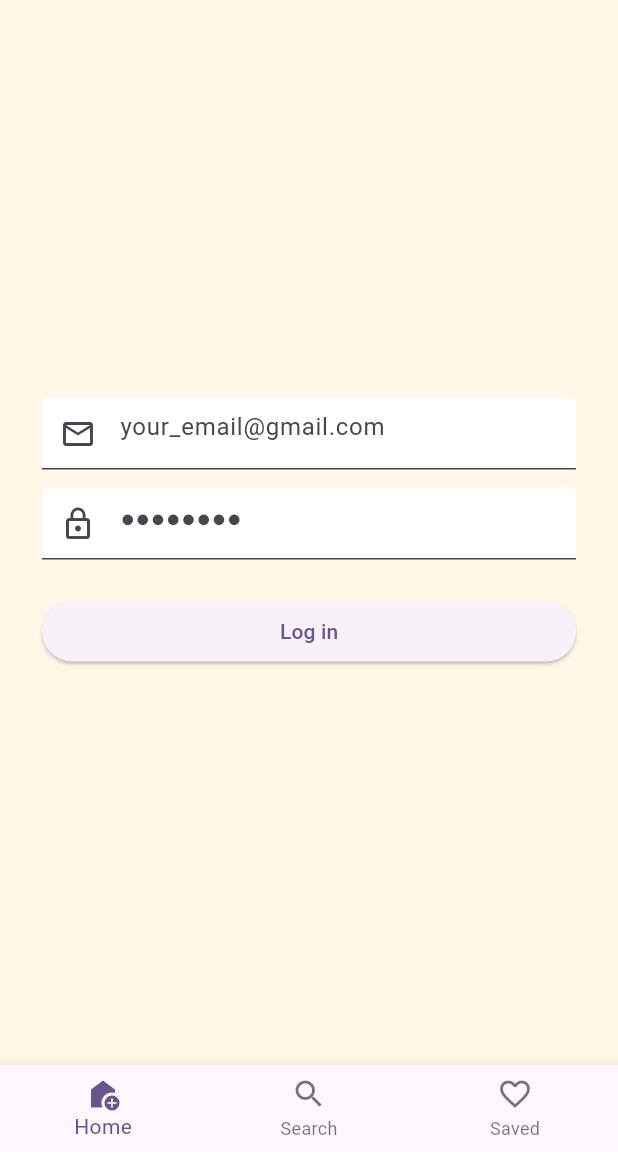
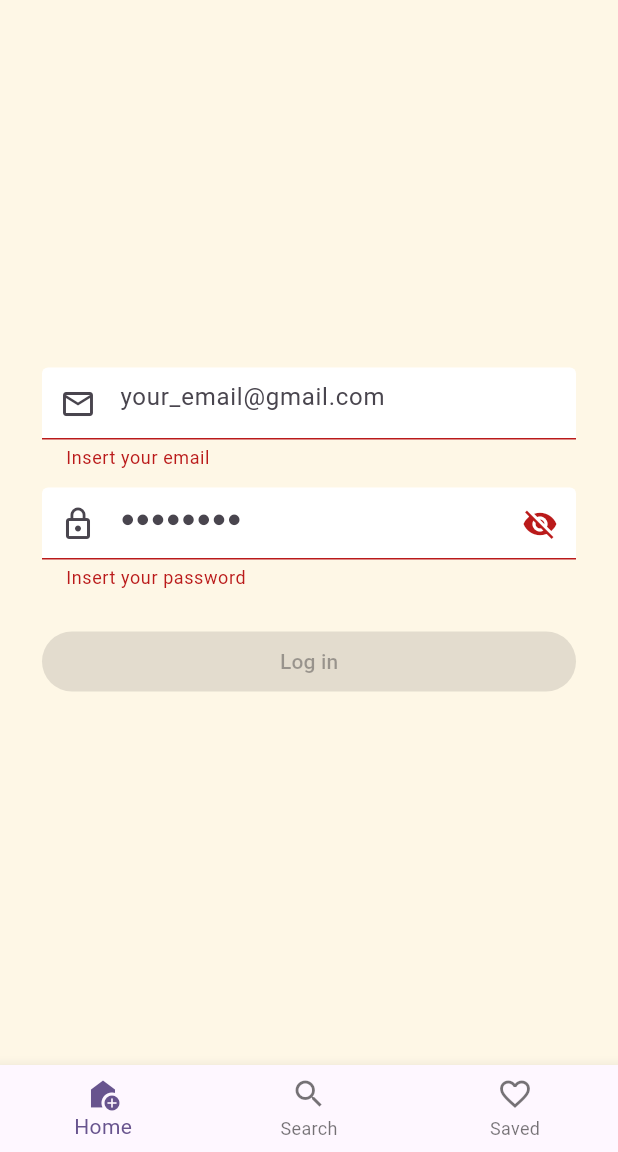
Before and after one commit to Moviles-2025-2-Grupo-Chevere/TalentBridge, a Flutter app: the screen it shows after launch, after a tap on "Login", on a phone screen of 412 x 824 dp, the part 84-1236 px from its top. Run offline on Flutter 3.47's test engine with Material 3 defaults, Android fonts, the phone set to English and light mode, and no system bars.

Commit message:
Feature: login form with gmail-only validation, password visibility toggle, and button enabled on valid state (robust revalidation)"

```diff
--- a/talent_bridge_fl/lib/views/login/login.dart
+++ b/talent_bridge_fl/lib/views/login/login.dart
@@ -22,6 +22,7 @@ String? _password(String? v, {int min = 8, int max = 64}) {
   return null;
 }
 
+// ---------- LOGIN SCREEN ----------
 class Login extends StatefulWidget {
   const Login({ super.key });
 
@@ -30,47 +31,79 @@ class Login extends StatefulWidget {
 }
 
 class _LoginState extends State<Login> {
-
-  // Form key so can call validate() on all fields at once
   final _formKey = GlobalKey<FormState>();
   final _emailCtrl = TextEditingController();
   final _passCtrl = TextEditingController();
 
+  // Button enable + password visibility
+  final _isValid = ValueNotifier<bool>(false);
+  final _obscure = ValueNotifier<bool>(true);
+
+  @override
+  void initState() {
+    super.initState();
+
+    // Revalidate whenever text changes (covers typing AND most pastes)
+    _emailCtrl.addListener(_revalidate);
+    _passCtrl.addListener(_revalidate);
+
+    // Also revalidate right after the first frame.
+    // This catches cases where autofill sets values without firing listeners immediately.
+    WidgetsBinding.instance.addPostFrameCallback((_) => _revalidate());
+  }
 
   @override
   void dispose() {
-    // Always disposing controllers to free resources
     _emailCtrl.dispose();
     _passCtrl.dispose();
+    _isValid.dispose();
+    _obscure.dispose();
     super.dispose();
+  }
+
+  void _revalidate() {
+    final ok = _formKey.currentState?.validate() ?? false;
+    if (ok != _isValid.value) _isValid.value = ok;
+  }
+
+  void _submit() {
+    if (_formKey.currentState?.validate() ?? false) {
+      final m = ScaffoldMessenger.of(context);
+      m.hideCurrentSnackBar();
+      m.showSnackBar(
+        const SnackBar(content: Text('Valid Forms Ready to Authenticate')),
+      );
+      // Next: plug real auth here.
+    }
   }
 
   @override
   Widget build(BuildContext context){
     return Scaffold(
-      backgroundColor: const Color(0xFFFEF7E6), // bg
+      backgroundColor: const Color(0xFFFEF7E6),
       body: SafeArea(
-        // SafeArea keeps content away from notches/status bars
         child: Center(
           child: SingleChildScrollView(
-            // Allows scrolling when the keyboard opens on small screens
             padding: const EdgeInsets.symmetric(horizontal: 28, vertical: 16),
             child: Form(
               key: _formKey,
-              // Show validation errors as the user interacts
               autovalidateMode: AutovalidateMode.onUserInteraction,
+              // Group fields so platform autofill behaves correctly
+              child: AutofillGroup(
                 child: Column(
-                crossAxisAlignment: CrossAxisAlignment.stretch, // full-width button
+                  crossAxisAlignment: CrossAxisAlignment.stretch,
                   children: [
 
 
-                  // ---------- EMAIL FIELD ----------
+                    // ---------- EMAIL ----------
                     TextFormField(
                       controller: _emailCtrl,
                       keyboardType: TextInputType.emailAddress,
+                      textInputAction: TextInputAction.next,
+                      autofillHints: const [AutofillHints.email],
                       inputFormatters: [
-                      LengthLimitingTextInputFormatter(254),         // max 254 chars
-                      FilteringTextInputFormatter.deny(RegExp(r'\s')) // no spaces
+                        LengthLimitingTextInputFormatter(254),
+                        FilteringTextInputFormatter.deny(RegExp(r'\s')),
                       ],
                       decoration: const InputDecoration(
                         hintText: 'your_email@gmail.com',
@@ -78,41 +111,55 @@ class _LoginState extends State<Login> {
                         filled: true,
                         fillColor: Colors.white,
                       ),
-                    validator: _gmailOnly, // uses the validator above
+                      validator: _gmailOnly,
+
+                      // NEW: make sure we revalidate on any edit/IME event
+                      onChanged: (_) => _revalidate(),
+                      onEditingComplete: _revalidate,
                     ),
                     const SizedBox(height: 12),
 
-                  // ---------- PASSWORD FIELD ----------
-                  TextFormField(
+                    // ---------- PASSWORD (with eye toggle) ----------
+                    ValueListenableBuilder<bool>(
+                      valueListenable: _obscure,
+                      builder: (_, isObscure, __) => TextFormField(
                         controller: _passCtrl,
-                    obscureText: true, // hidden; we'll add the eye toggle in Step 4
-                    inputFormatters: [LengthLimitingTextInputFormatter(64)], // max 64 chars
-                    decoration: const InputDecoration(
+                        obscureText: isObscure,
+                        textInputAction: TextInputAction.done,
+                        autofillHints: const [AutofillHints.password],
+                        inputFormatters: [LengthLimitingTextInputFormatter(64)],
+                        decoration: InputDecoration(
                           hintText: '●●●●●●●●',
-                      prefixIcon: Icon(Icons.lock_outline),
+                          prefixIcon: const Icon(Icons.lock_outline),
                           filled: true,
                           fillColor: Colors.white,
+                          suffixIcon: IconButton(
+                            onPressed: () => _obscure.value = !isObscure,
+                            icon: Icon(isObscure ? Icons.visibility_off : Icons.visibility),
                           ),
-                    validator: _password, // uses the validator above
+                        ),
+                        validator: _password,
+
+                        // NEW: also revalidate on any edit/IME event
+                        onChanged: (_) => _revalidate(),
+                        onEditingComplete: _revalidate,
+
+                        // Pressing "done" triggers submit
+                        onFieldSubmitted: (_) => _submit(),
+                      ),
                     ),
                     const SizedBox(height: 24),
 
-                  // ---------- SUBMIT BUTTON ----------
-                  // In this step the button is always enabled; this lets you see error messages.
-                  ElevatedButton(
-                    onPressed: () {
-                      // Run all field validators
-                      final ok = _formKey.currentState?.validate() ?? false;
-                      if (ok) {
-                        // "Happy path" proof with no backend yet: show a SnackBar
-                        ScaffoldMessenger.of(context).showSnackBar(
-                          const SnackBar(content: Text('Valid Forms — Ready to authenticate')),
-                        );
-                      }
-                    },
+                    // ---------- SUBMIT (enabled only if form is valid) ----------
+                    ValueListenableBuilder<bool>(
+                      valueListenable: _isValid,
+                      builder: (_, ok, __) => ElevatedButton(
+                        onPressed: ok ? _submit : null,
                         child: const Text('Log in'),
                       ),
+                    ),
                   ],
+                ),
               ),
             ),
           ),
```
Lines whose indentation alone changed are shown as unchanged.
